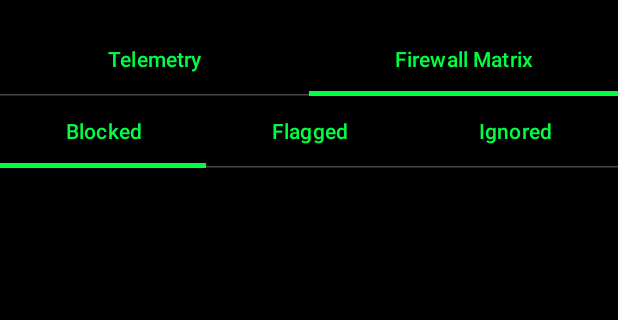
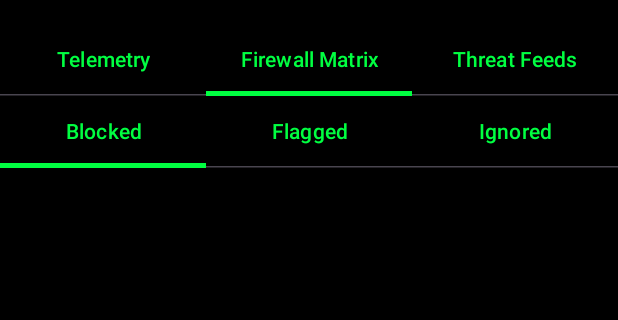
Before and after one commit to mobiseccloud/Omni-IP, an Android app built with Jetpack Compose: the screen it shows after launch (MainActivity), tab 2 chosen, on a phone screen of 412 x 824 dp, the part 108-428 px from its top. Run offline under Robolectric (Android 15) with nearby library versions, the phone set to English and light mode, and no system bars; our stand-ins replace Room's generated code; libraries missing offline, so code that uses them is left out: com.maxmind.geoip2; 1 statement that could not run was skipped.

```diff
--- a/app/build.gradle.kts
+++ b/app/build.gradle.kts
@@ -68,4 +68,9 @@ dependencies {
     implementation("androidx.room:room-runtime:$roomVersion")
     implementation("androidx.room:room-ktx:$roomVersion")
     ksp("androidx.room:room-compiler:$roomVersion")
+
+    val workVersion = "2.9.0"
+    implementation("androidx.work:work-runtime-ktx:$workVersion")
+
+    implementation("com.google.guava:guava:33.1.0-android")
 }
--- a/app/src/main/java/com/mobisec/omniip/MainActivity.kt
+++ b/app/src/main/java/com/mobisec/omniip/MainActivity.kt
@@ -44,6 +44,13 @@ import com.mobisec.omniip.viewmodel.TelemetryViewModel
 import com.mobisec.omniip.viewmodel.RulesViewModel
 import com.mobisec.omniip.ui.RulesScreen
 import com.mobisec.omniip.vpn.OmniVpnService
+import androidx.work.PeriodicWorkRequestBuilder
+import androidx.work.WorkManager
+import androidx.work.Constraints
+import androidx.work.NetworkType
+import androidx.work.ExistingPeriodicWorkPolicy
+import java.util.concurrent.TimeUnit
+import com.mobisec.omniip.worker.ThreatFeedWorker
 
 class MainActivity : ComponentActivity() {
 
@@ -60,6 +67,22 @@ class MainActivity : ComponentActivity() {
 
     override fun onCreate(savedInstanceState: Bundle?) {
         super.onCreate(savedInstanceState)
+
+        // Schedule Threat Feed Worker
+        val constraints = Constraints.Builder()
+            .setRequiredNetworkType(NetworkType.UNMETERED)
+            .build()
+
+        val updateRequest = PeriodicWorkRequestBuilder<ThreatFeedWorker>(24, TimeUnit.HOURS)
+            .setConstraints(constraints)
+            .build()
+
+        WorkManager.getInstance(this).enqueueUniquePeriodicWork(
+            "ThreatFeedUpdate",
+            ExistingPeriodicWorkPolicy.KEEP,
+            updateRequest
+        )
+
         setContent {
             OmniIPTheme {
                 Surface(
@@ -67,7 +90,7 @@ class MainActivity : ComponentActivity() {
                     color = MaterialTheme.colorScheme.background
                 ) {
                     var currentTab by remember { mutableStateOf(0) }
-                    val mainTabs = listOf("Telemetry", "Firewall Matrix")
+                    val mainTabs = listOf("Telemetry", "Firewall Matrix", "Threat Feeds")
 
                     Column(modifier = Modifier.fillMaxSize()) {
                         TopBar(
@@ -91,8 +114,10 @@ class MainActivity : ComponentActivity() {
 
                         if (currentTab == 0) {
                             TelemetryScreen(viewModel)
+                        } else if (currentTab == 1) {
+                            RulesScreen(rulesViewModel)
                         } else {
-                            RulesScreen(rulesViewModel)
+                            com.mobisec.omniip.ui.SettingsScreen()
                         }
                     }
                 }
--- a/app/src/main/java/com/mobisec/omniip/db/AppDatabase.kt
+++ b/app/src/main/java/com/mobisec/omniip/db/AppDatabase.kt
@@ -4,10 +4,19 @@ import android.content.Context
 import androidx.room.Database
 import androidx.room.Room
 import androidx.room.RoomDatabase
+import androidx.room.migration.Migration
+import androidx.sqlite.db.SupportSQLiteDatabase
 
-@Database(entities = [FirewallRule::class], version = 1, exportSchema = false)
+val MIGRATION_1_2 = object : Migration(1, 2) {
+    override fun migrate(database: SupportSQLiteDatabase) {
+        database.execSQL("CREATE TABLE IF NOT EXISTS `threat_feed_rules` (`targetValue` TEXT NOT NULL, `feedType` TEXT NOT NULL, PRIMARY KEY(`targetValue`))")
+    }
+}
+
+@Database(entities = [FirewallRule::class, ThreatFeedRule::class], version = 2, exportSchema = false)
 abstract class AppDatabase : RoomDatabase() {
     abstract fun firewallRuleDao(): FirewallRuleDao
+    abstract fun threatFeedRuleDao(): ThreatFeedRuleDao
 
     companion object {
         @Volatile
@@ -19,7 +28,9 @@ abstract class AppDatabase : RoomDatabase() {
                     context.applicationContext,
                     AppDatabase::class.java,
                     "omni_ip_database"
-                ).build()
+                )
+                .addMigrations(MIGRATION_1_2)
+                .build()
                 INSTANCE = instance
                 instance
             }
--- /dev/null
+++ b/app/src/main/java/com/mobisec/omniip/db/ThreatFeedRuleDao.kt
@@ -0,0 +1,21 @@
+package com.mobisec.omniip.db
+
+import androidx.room.Dao
+import androidx.room.Insert
+import androidx.room.OnConflictStrategy
+import androidx.room.Query
+
+@Dao
+interface ThreatFeedRuleDao {
+    @Insert(onConflict = OnConflictStrategy.REPLACE)
+    suspend fun insertAll(rules: List<ThreatFeedRule>)
+
+    @Query("DELETE FROM threat_feed_rules WHERE feedType = :feedType")
+    suspend fun deleteByFeedType(feedType: String)
+
+    @Query("SELECT targetValue FROM threat_feed_rules")
+    suspend fun getAllTargets(): List<String>
+
+    @Query("SELECT targetValue FROM threat_feed_rules WHERE feedType = :feedType")
+    suspend fun getTargetsByFeedType(feedType: String): List<String>
+}
```
Also changed, not shown: app/src/main/java/com/mobisec/omniip/db/ThreatFeedRule.kt (added, +10 -0 lines), app/src/main/java/com/mobisec/omniip/ui/SettingsScreen.kt (added, +112 -0 lines), app/src/main/java/com/mobisec/omniip/vpn/OmniVpnService.kt (+68 -0 lines), app/src/main/java/com/mobisec/omniip/worker/ThreatFeedWorker.kt (added, +114 -0 lines).
